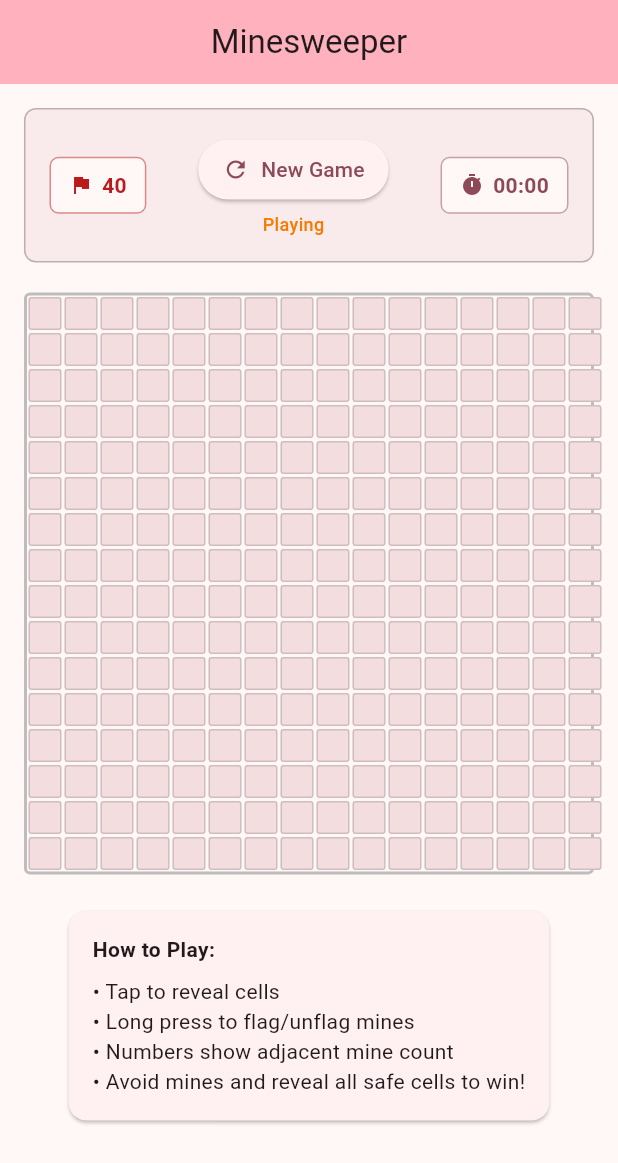
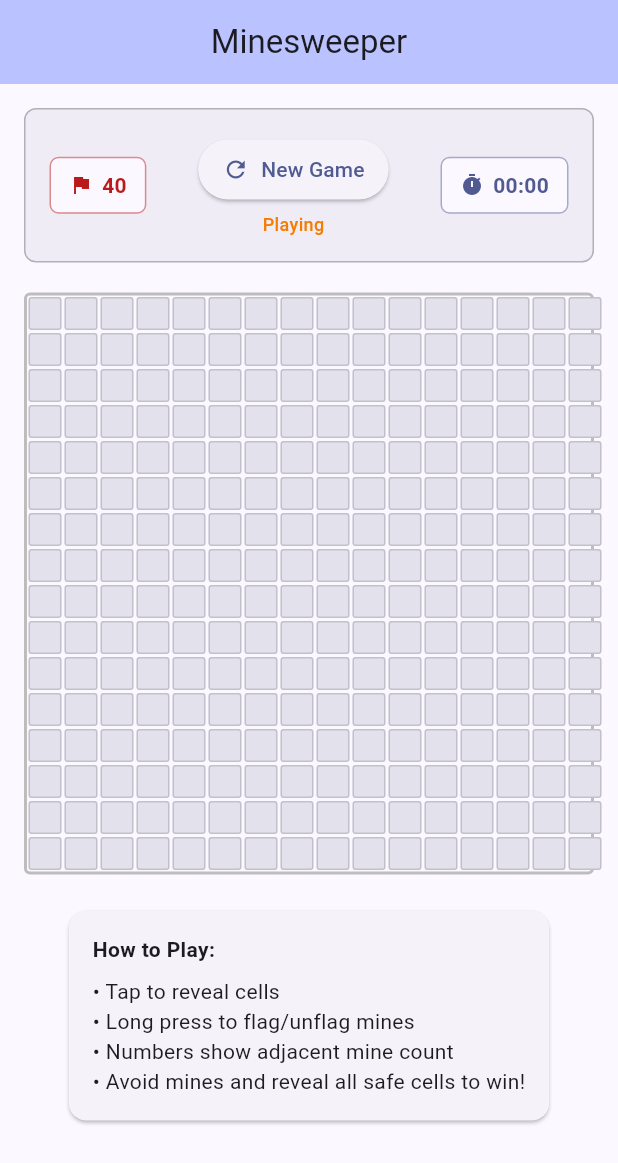
Before and after one commit to BirjuVachhani/mine_sweeper, a Flutter app: the screen it shows after launch, on a phone screen of 412 x 824 dp. Shown: the top 1163 px of the screen. Run offline on Flutter 3.47's test engine with Material 3 defaults, Android fonts, the phone set to English and light mode, and no system bars.

Commit message:
Change seed color to indigo

```diff
--- a/lib/main.dart
+++ b/lib/main.dart
@@ -14,21 +14,12 @@ class MinesweeperApp extends StatelessWidget {
       title: 'Minesweeper',
       theme: ThemeData(
         colorScheme: ColorScheme.fromSeed(
-          seedColor: Colors.pink,
+          seedColor: Colors.indigo,
           brightness: Brightness.light,
         ),
         useMaterial3: true,
       ),
-      darkTheme: ThemeData(
-        colorScheme: ColorScheme.fromSeed(
-          seedColor: Colors.pink,
-          brightness: Brightness.dark,
-        ),
-        useMaterial3: true,
-      ),
-      themeMode: ThemeMode.system,
       home: const GameScreen(),
-      debugShowCheckedModeBanner: false,
     );
   }
 }
```
